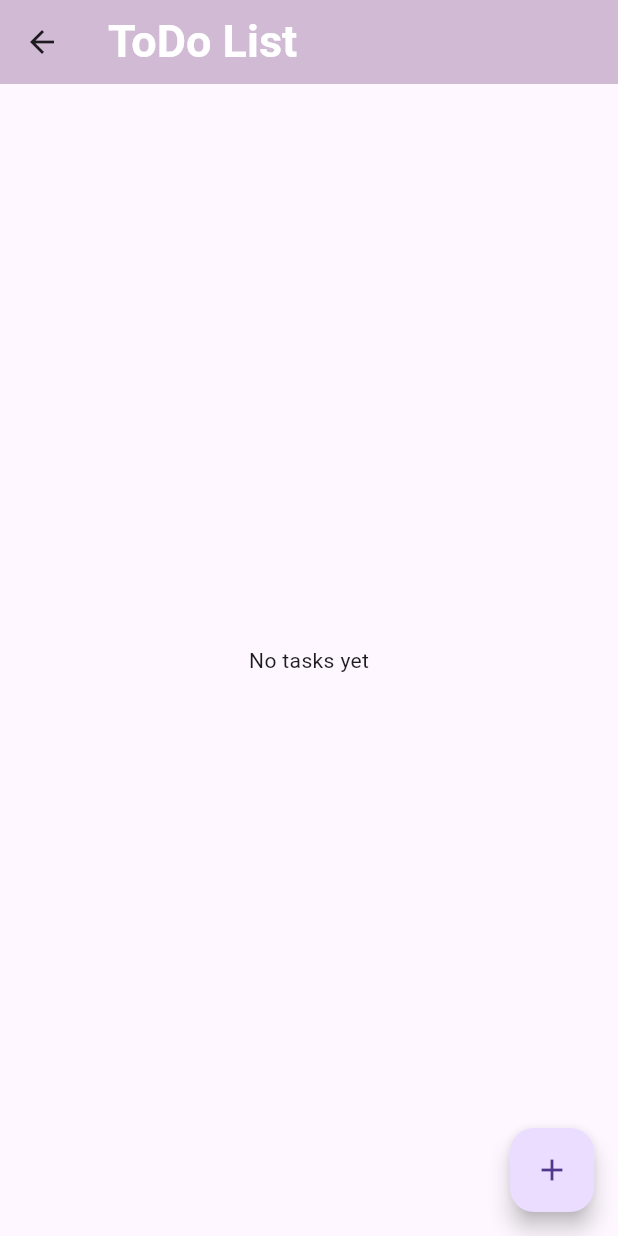
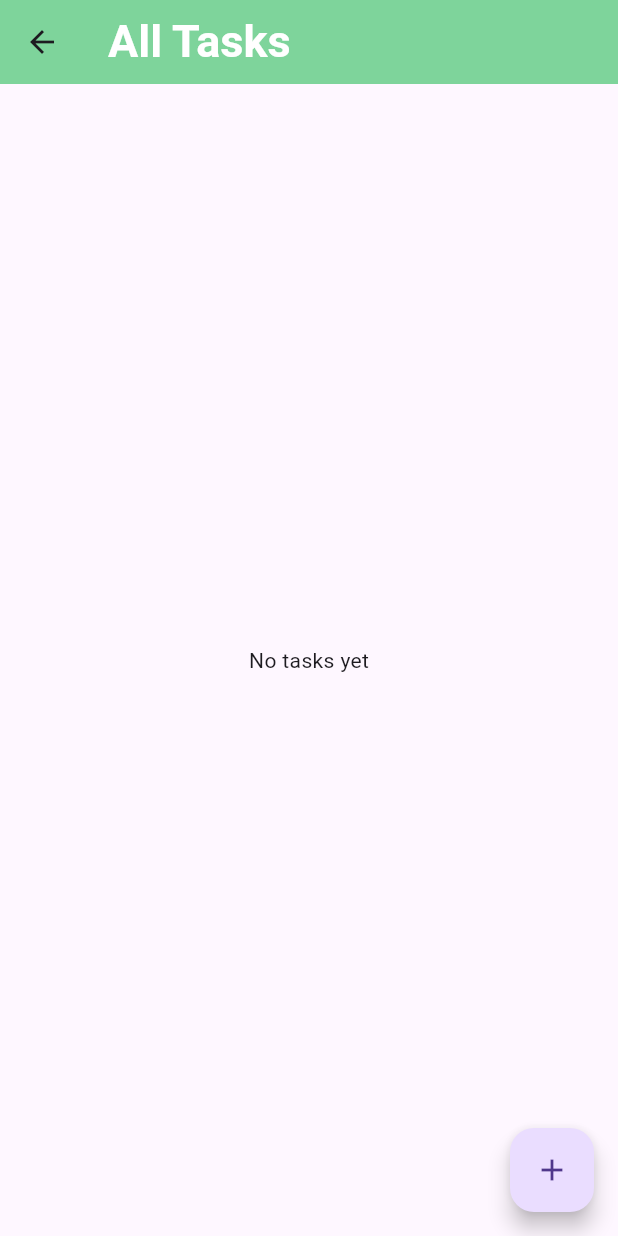
Before and after one commit to Noura-Mohamed/todoList_app, a Flutter app: the screen it shows after launch, after a tap on "All Tasks", on a phone screen of 412 x 824 dp. Run offline on Flutter 3.47's test engine with Material 3 defaults, Android fonts, the phone set to English and light mode, and no system bars; our stand-ins replace flutter_bloc.

Commit message:
add title

```diff
--- a/lib/controller/task_state.dart
+++ b/lib/controller/task_state.dart
@@ -23,3 +23,5 @@ class TaskStatusChangedState extends TaskState{}
 class TaskCategoryUpdated extends TaskState{}
 
 class TaskTimeUpdated extends TaskState{}
+
+class ResetInputs extends TaskState{}
--- a/lib/views/all_tasks.dart
+++ b/lib/views/all_tasks.dart
@@ -5,21 +5,23 @@ import 'package:todo_app/controller/tasks_cubit.dart';
 import 'package:todo_app/widgets/model_sheet.dart';
 
 class AllTasks extends StatelessWidget {
-  const AllTasks({super.key});
+  const AllTasks({super.key, required this.color, required this.title});
+  final Color color;
+  final String title;
 
   @override
   Widget build(BuildContext context) {
     return Scaffold(
       appBar: AppBar(
         title: Text(
-          'ToDo List',
+          title,
           style: TextStyle(
             color: Colors.white,
             fontSize: 30,
             fontWeight: FontWeight.bold,
           ),
         ),
-        backgroundColor: Color(0xffD0BAD4),
+        backgroundColor: color,
       ),
       floatingActionButton: FloatingActionButton(
         child: Icon(Icons.add),
--- a/lib/widgets/dropdown_button.dart
+++ b/lib/widgets/dropdown_button.dart
@@ -7,7 +7,7 @@ class DropButton extends StatelessWidget {
 
   @override
   Widget build(BuildContext context) {
-    final cubit = context.read<TasksCubit>();
+    final cubit = context.watch<TasksCubit>();
 
     final List<String> categories = [
       'Planned',
```
Also changed, not shown: lib/controller/tasks_cubit.dart (+10 -4 lines), lib/views/home_view.dart (+6 -6 lines).
